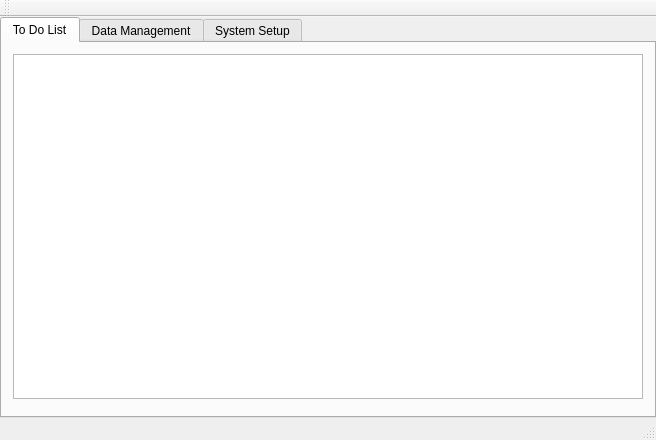
eNorris/cztgui, file qt/mainwindow.ui: the form before one commit.
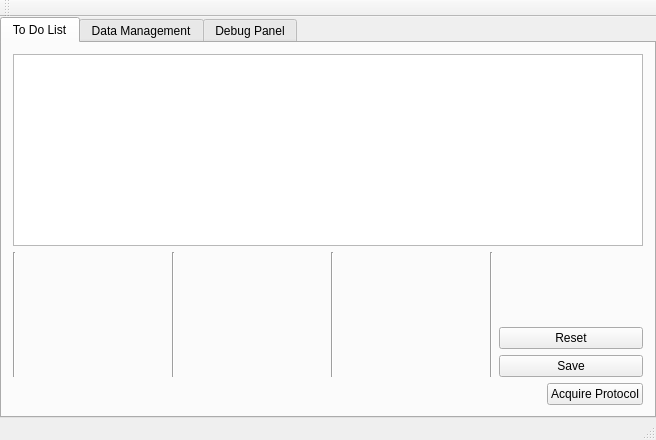
The form after the commit. Custom widgets are drawn as their Qt base class.

The edit to the form file:
```diff
--- a/qt/mainwindow.ui
+++ b/qt/mainwindow.ui
@@ -89,6 +89,61 @@
             </property>
            </widget>
           </item>
+          <item>
+           <layout class="QVBoxLayout" name="move_this">
+            <item>
+             <spacer name="verticalSpacer">
+              <property name="orientation">
+               <enum>Qt::Vertical</enum>
+              </property>
+              <property name="sizeHint" stdset="0">
+               <size>
+                <width>20</width>
+                <height>40</height>
+               </size>
+              </property>
+             </spacer>
+            </item>
+            <item>
+             <widget class="QPushButton" name="resetButton">
+              <property name="text">
+               <string>Reset</string>
+              </property>
+             </widget>
+            </item>
+            <item>
+             <widget class="QPushButton" name="saveButton">
+              <property name="text">
+               <string>Save</string>
+              </property>
+             </widget>
+            </item>
+           </layout>
+          </item>
+         </layout>
+        </item>
+        <item>
+         <layout class="QHBoxLayout" name="horizontalLayout_3">
+          <item>
+           <spacer name="horizontalSpacer">
+            <property name="orientation">
+             <enum>Qt::Horizontal</enum>
+            </property>
+            <property name="sizeHint" stdset="0">
+             <size>
+              <width>40</width>
+              <height>20</height>
+             </size>
+            </property>
+           </spacer>
+          </item>
+          <item>
+           <widget class="QPushButton" name="acquireProtocolButton">
+            <property name="text">
+             <string>Acquire Protocol</string>
+            </property>
+           </widget>
+          </item>
          </layout>
         </item>
        </layout>
@@ -141,7 +196,7 @@
       </widget>
       <widget class="QWidget" name="tab_5">
        <attribute name="title">
-        <string>System Setup</string>
+        <string>Debug Panel</string>
        </attribute>
        <layout class="QVBoxLayout" name="verticalLayout_5">
         <item>
```
Left out of the diff: 6 changed lines with no effect on the pictures.
